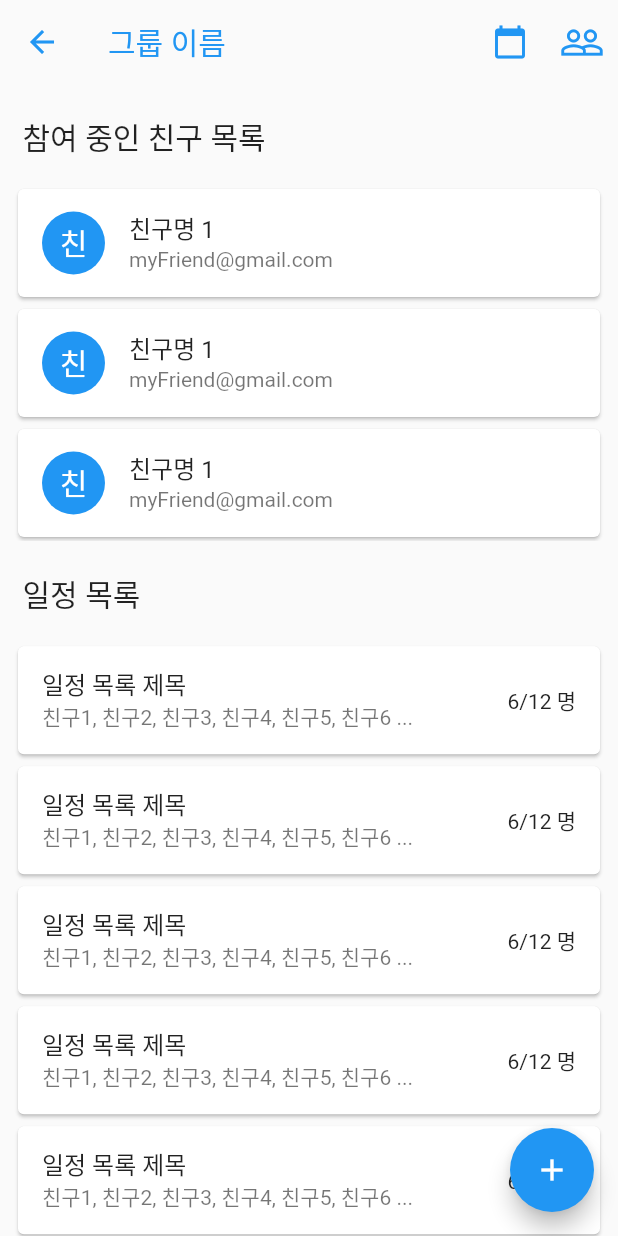
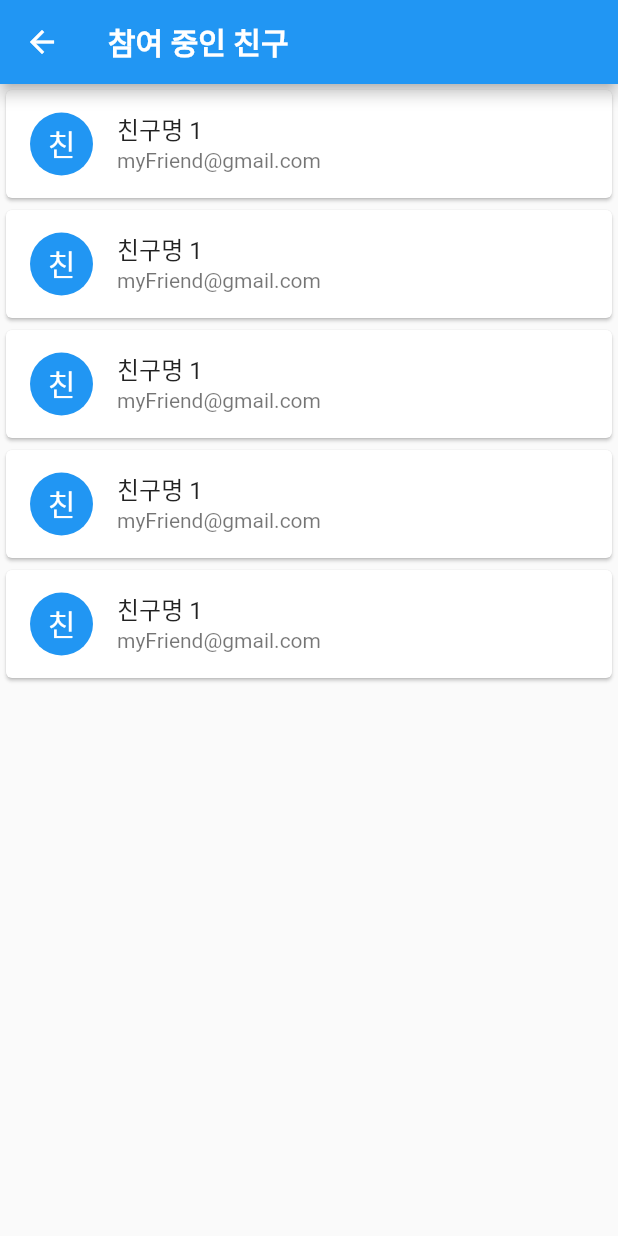
Before and after one commit to codemakim/when_are_we_gonna_meet, a Flutter app: the GroupDetailPage screen opened directly, after a tap on the "people outline" icon, on a phone screen of 412 x 824 dp. Run offline on Flutter 3.47's test engine with Material 2 defaults, Android fonts, the phone set to English and light mode, and no system bars; our stand-ins replace font_awesome_flutter.

Commit message:
그룹 상세 페이지에서 참여중인 친구 목록 분리.

```diff
--- a/lib/ui/screens/AddGroupPage.dart
+++ b/lib/ui/screens/GroupAddPage.dart
@@ -2,7 +2,7 @@ import 'package:flutter/material.dart';
 import 'package:when_are_we_gonna_meet/common/ThemeInfo.dart';
 import 'package:when_are_we_gonna_meet/ui/widgets/UserListTile.dart';
 
-/// # AddGroupPage.dart
+/// # GroupAddPage.dart
 /// 그룹 생성 화면을 위한 위젯 클래스입니다.
 ///
 /// ## Author jhkim
--- a/lib/ui/screens/GroupDetailPage.dart
+++ b/lib/ui/screens/GroupDetailPage.dart
@@ -1,7 +1,7 @@
 import 'package:flutter/material.dart';
 import 'package:when_are_we_gonna_meet/common/ThemeInfo.dart';
+import 'package:when_are_we_gonna_meet/ui/screens/JoinFriendListPage.dart';
 import 'package:when_are_we_gonna_meet/ui/widgets/ScheduleListTile.dart';
-import 'package:when_are_we_gonna_meet/ui/widgets/UserListTile.dart';
 
 /// # GroupDetailPage.dart
 /// 그룹의 상세 정보를 표시하기 위한 화면입니다.
@@ -14,7 +14,7 @@ class GroupDetailPage extends StatelessWidget {
     return Scaffold(
       appBar: AppBar(
         title: Text(
-          '그룹 이름',
+          '임의로 때려넣은 그룹임~',
           style: TextStyle(
             color: ThemeInfo().getThemeColor(),
           ),
@@ -36,15 +36,20 @@ class GroupDetailPage extends StatelessWidget {
             icon: Icon(Icons.people_outline),
             iconSize: 30.0,
             color: ThemeInfo().getThemeColor(),
-            onPressed: () {},
+            onPressed: () {
+              Navigator.push(
+                context,
+                MaterialPageRoute(builder: (context) => JoinFriendListPage())
+              );
+            },
           ),
         ],
       ),
       body: Column(
         mainAxisAlignment: MainAxisAlignment.start,
         children: <Widget>[
-          /// 해당 그룹에 참가한 인원 목록을 표시하기 위한 위넷입니다.
-          Container(
+          /// 해당 그룹에 참가한 인원 목록을 표시하기 위한 위젯입니다.
+          /*Container(
             height: MediaQuery.of(context).size.height * 0.37,
             child: Column(
               mainAxisSize: MainAxisSize.max,
@@ -73,7 +78,7 @@ class GroupDetailPage extends StatelessWidget {
                 ),
               ],
             ),
-          ),
+          ),*/
 
           /// 그룹의 일정 목록을 표시하기 위한 위젯입니다.
           Expanded(
@@ -88,13 +93,20 @@ class GroupDetailPage extends StatelessWidget {
                         EdgeInsets.only(top: 20.0, bottom: 8.0, left: 15.0),
                     child: Text(
                       '일정 목록',
-                      style: TextStyle(fontSize: 20),
+                      style: TextStyle(
+                        fontSize: 20,
+                        fontWeight: FontWeight.bold,
+                      ),
                     ),
                   ),
                   Expanded(
                     child: ListView(
                       padding: EdgeInsets.all(8.0),
                       children: <Widget>[
+                        ScheduleListTile(),
+                        ScheduleListTile(),
+                        ScheduleListTile(),
+                        ScheduleListTile(),
                         ScheduleListTile(),
                         ScheduleListTile(),
                         ScheduleListTile(),
--- /dev/null
+++ b/lib/ui/screens/JoinFriendListPage.dart
@@ -0,0 +1,34 @@
+import 'package:flutter/material.dart';
+import 'package:when_are_we_gonna_meet/ui/widgets/UserListTile.dart';
+
+class JoinFriendListPage extends StatelessWidget {
+  @override
+  Widget build(BuildContext context) {
+    return Scaffold(
+      appBar: AppBar(
+        title: Text(
+          '참여 중인 친구',
+          style: TextStyle(
+            fontWeight: FontWeight.bold
+          ),
+        ),
+      ),
+      body: Column(
+        children: <Widget>[
+          Expanded(
+            child: ListView(
+              children: <Widget>[
+                UserListTile(),
+                UserListTile(),
+                UserListTile(),
+                UserListTile(),
+                UserListTile(),
+              ],
+            ),
+          )
+        ],
+      ),
+    );
+  }
+
+}
--- a/lib/ui/screens/MainPage.dart
+++ b/lib/ui/screens/MainPage.dart
@@ -1,6 +1,6 @@
 import 'package:flutter/material.dart';
 import 'package:when_are_we_gonna_meet/common/ThemeInfo.dart';
-import 'package:when_are_we_gonna_meet/ui/screens/AddGroupPage.dart';
+import 'package:when_are_we_gonna_meet/ui/screens/GroupAddPage.dart';
 import 'package:when_are_we_gonna_meet/ui/screens/FriendListPage.dart';
 import 'package:when_are_we_gonna_meet/ui/screens/GroupDetailPage.dart';
 
--- a/pubspec.yaml
+++ b/pubspec.yaml
@@ -25,6 +25,7 @@ dependencies:
   cupertino_icons: ^0.1.2
 
   font_awesome_flutter: ^8.5.0
+  carousel_slider: ^2.1.0
 
 dev_dependencies:
   flutter_test:
```
Also changed, not shown: pubspec.lock.
